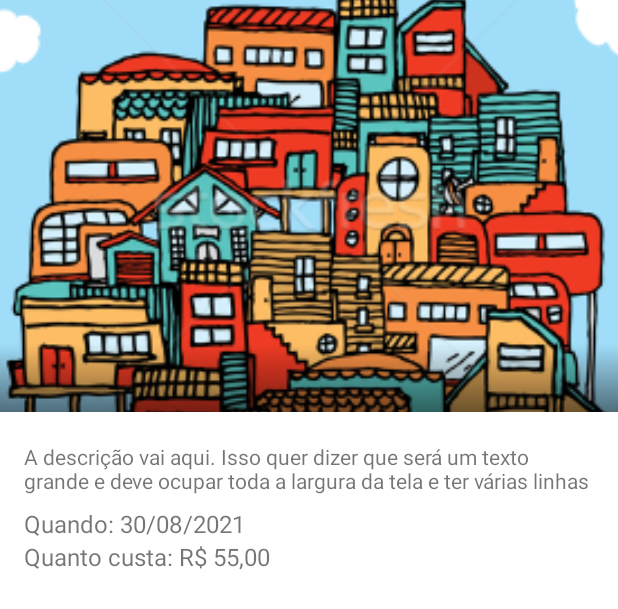
After one commit to ronanlima/ComunidadeAtiva, an Android app: the layout fragment_detalhe_evento.xml on its own in the app's theme, with its tools: preview values and no code run, on a phone screen of 412 x 824 dp. The commit adds this screen. Shown: the top 609 px of the screen. Run offline under Robolectric (Android 15) with nearby library versions, the phone set to English and light mode, and no system bars.

Commit message:
Comunidade Ativa  - No click da imagem do evento, chamar o fragment de detalhe do mesmo;  - Incluindo classe (ProportionThreeTwoImageView) criada para o projeto do NanoDegree, para exibir a imagem do evento de forma a ocupar uma maior parte da tela, junto ao collapsinToolbar  - Criando action navigate para o fragment de detalhe;

```diff
--- a/app/src/main/java/com/github/comunidade/ativa/adapter/EventosAdapter.kt
+++ b/app/src/main/java/com/github/comunidade/ativa/adapter/EventosAdapter.kt
@@ -12,9 +12,10 @@ import androidx.annotation.DrawableRes
 import androidx.appcompat.content.res.AppCompatResources
 import androidx.recyclerview.widget.RecyclerView
 import com.github.comunidade.ativa.R
+import com.github.comunidade.ativa.interfaces.EventoListener
 import com.github.comunidade.ativa.model.Evento
 
-class EventosAdapter : RecyclerView.Adapter<EventoViewHolder>() {
+class EventosAdapter(var eventoListener: EventoListener) : RecyclerView.Adapter<EventoViewHolder>() {
 
     private var dataSet: List<Evento>? = null
 
@@ -31,6 +32,9 @@ class EventosAdapter : RecyclerView.Adapter<EventoViewHolder>() {
         val evento = dataSet!!.get(position)
         holder.nomeEvento.text = evento.title
 //        holder.imgEvento.background = getAppDrawable(R.drawable.)
+        holder.imgEvento.setOnClickListener {
+            eventoListener.onClick(evento)
+        }
     }
 
     fun getAppDrawable(@DrawableRes idRes: Int, mContext: Context?): Drawable? {
--- a/app/src/main/java/com/github/comunidade/ativa/repository/ComunidadeRepository.kt
+++ b/app/src/main/java/com/github/comunidade/ativa/repository/ComunidadeRepository.kt
@@ -1,6 +1,5 @@
 package com.github.comunidade.ativa.repository
 
-import android.content.Context
 import com.github.comunidade.ativa.model.Evento
 import com.github.comunidade.ativa.service.EventoService
 import retrofit2.Response
@@ -11,7 +10,7 @@ class ComunidadeRepository {
     val baseUrl = "http://5f5a8f24d44d640016169133.mockapi.io"
 
     @Throws(Exception::class)
-    suspend fun listaEventos(context: Context): Response<List<Evento>> {
+    suspend fun listaEventos(): Response<List<Evento>> {
         val retrofit = Retrofit.Builder()
             .baseUrl(baseUrl)
             .addConverterFactory(JacksonConverterFactory.create())
--- /dev/null
+++ b/app/src/main/java/com/github/comunidade/ativa/widget/ProportionThreeTwoImageView.java
@@ -0,0 +1,33 @@
+package com.github.comunidade.ativa.widget;
+
+import android.content.Context;
+import android.util.AttributeSet;
+import android.view.View;
+
+import androidx.appcompat.widget.AppCompatImageView;
+
+/**
+ * Class that represents imagemCapa from project on firebase database
+ *
+ * @author ronanlima
+ */
+public class ProportionThreeTwoImageView extends AppCompatImageView {
+    public ProportionThreeTwoImageView(Context context) {
+        super(context);
+    }
+
+    public ProportionThreeTwoImageView(Context context, AttributeSet attrs) {
+        super(context, attrs);
+    }
+
+    public ProportionThreeTwoImageView(Context context, AttributeSet attrs, int defStyleAttr) {
+        super(context, attrs, defStyleAttr);
+    }
+
+    @Override
+    protected void onMeasure(int widthMeasureSpec, int heightMeasureSpec) {
+        int threeTwoHeight = View.MeasureSpec.getSize(widthMeasureSpec) * 2 / 3;
+        int threeTwoHeightSpec = View.MeasureSpec.makeMeasureSpec(threeTwoHeight, View.MeasureSpec.EXACTLY);
+        super.onMeasure(widthMeasureSpec, threeTwoHeightSpec);
+    }
+}
--- /dev/null
+++ b/app/src/main/res/layout/fragment_detalhe_evento.xml
@@ -0,0 +1,73 @@
+<?xml version="1.0" encoding="utf-8"?>
+<layout xmlns:android="http://schemas.android.com/apk/res/android"
+    xmlns:app="http://schemas.android.com/apk/res-auto"
+    xmlns:tools="http://schemas.android.com/tools">
+
+    <data>
+
+        <variable
+            name="dataQuando"
+            type="String" />
+
+        <variable
+            name="quantoCusta"
+            type="String" />
+    </data>
+
+    <androidx.coordinatorlayout.widget.CoordinatorLayout
+        android:layout_width="match_parent"
+        android:layout_height="match_parent">
+
+        <androidx.core.widget.NestedScrollView
+            android:layout_width="match_parent"
+            android:layout_height="wrap_content"
+            app:layout_behavior="@string/appbar_scrolling_view_behavior">
+
+            <androidx.constraintlayout.widget.ConstraintLayout
+                android:layout_width="match_parent"
+                android:layout_height="match_parent">
+
+                <TextView
+                    android:id="@+id/tv_description"
+                    android:layout_width="match_parent"
+                    android:layout_height="wrap_content"
+                    android:layout_marginStart="@dimen/dimen_16dp"
+                    android:layout_marginTop="@dimen/dimen_20dp"
+                    android:layout_marginEnd="@dimen/dimen_16dp"
+                    android:textSize="@dimen/dimen_14sp"
+                    app:layout_constraintEnd_toEndOf="parent"
+                    app:layout_constraintStart_toStartOf="parent"
+                    app:layout_constraintTop_toTopOf="parent"
+                    tools:text="A descrição vai aqui. Isso quer dizer que será um texto grande e deve ocupar toda a largura da tela e ter várias linhas" />
+
+                <TextView
+                    android:id="@+id/tv_data_quando"
+                    android:layout_width="wrap_content"
+                    android:layout_height="wrap_content"
+                    android:layout_marginStart="@dimen/dimen_16dp"
+                    android:layout_marginTop="@dimen/dimen_8dp"
+                    android:text="@{String.format(@string/prefixo_quando,dataQuando)}"
+                    android:textSize="@dimen/dimen_16sp"
+                    app:layout_constraintStart_toStartOf="parent"
+                    app:layout_constraintTop_toBottomOf="@+id/tv_description"
+                    tools:text="Quando: 30/08/2021" />
+
+                <TextView
+                    android:id="@+id/tv_preco"
+                    android:layout_width="wrap_content"
+                    android:layout_height="wrap_content"
+                    android:layout_marginStart="@dimen/dimen_16dp"
+                    android:text="@{String.format(@string/prefixo_quanto_custa, quantoCusta)}"
+                    android:textSize="@dimen/dimen_16sp"
+                    app:layout_constraintStart_toStartOf="parent"
+                    app:layout_constraintTop_toBottomOf="@+id/tv_data_quando"
+                    tools:text="Quanto custa: R$ 55,00" />
+            </androidx.constraintlayout.widget.ConstraintLayout>
+        </androidx.core.widget.NestedScrollView>
+
+        <include
+            android:id="@+id/app_bar"
+            layout="@layout/project_appbar" />
+    </androidx.coordinatorlayout.widget.CoordinatorLayout>
+
+</layout>
--- /dev/null
+++ b/app/src/main/res/layout/project_appbar.xml
@@ -0,0 +1,50 @@
+<?xml version="1.0" encoding="utf-8"?>
+<layout xmlns:android="http://schemas.android.com/apk/res/android"
+    xmlns:app="http://schemas.android.com/apk/res-auto"
+    xmlns:tools="http://schemas.android.com/tools">
+
+    <com.google.android.material.appbar.AppBarLayout
+        android:id="@+id/app_bar"
+        android:layout_width="match_parent"
+        android:layout_height="wrap_content"
+        android:elevation="@dimen/app_bar_layout_elevation">
+
+        <com.google.android.material.appbar.CollapsingToolbarLayout
+            android:layout_width="match_parent"
+            android:layout_height="match_parent"
+            app:contentScrim="@color/purple_500"
+            app:layout_scrollFlags="scroll|exitUntilCollapsed">
+
+            <com.github.comunidade.ativa.widget.ProportionThreeTwoImageView
+                android:id="@+id/iv_principal"
+                android:layout_width="match_parent"
+                android:layout_height="@dimen/dimen_0dp"
+                android:contentDescription="@string/descricao_imagem_evento"
+                android:scaleType="centerCrop"
+                android:src="@drawable/img_evento_default"
+                android:transitionName="@string/transicao_imagem_evento"
+                app:layout_collapseMode="parallax" />
+
+            <androidx.constraintlayout.widget.ConstraintLayout
+                android:layout_width="match_parent"
+                android:layout_height="match_parent">
+
+                <TextView
+                    android:id="@+id/tv_nome_evento"
+                    android:layout_width="match_parent"
+                    android:layout_height="wrap_content"
+                    android:background="@drawable/gradient_card_evento"
+                    android:paddingStart="@dimen/dimen_16dp"
+                    android:paddingBottom="@dimen/dimen_16dp"
+                    android:textColor="@color/white"
+                    android:textSize="@dimen/dimen_22sp"
+                    android:textStyle="bold"
+                    app:layout_constraintBottom_toBottomOf="parent"
+                    app:layout_constraintStart_toStartOf="parent"
+                    tools:text="Nome do Evento" />
+            </androidx.constraintlayout.widget.ConstraintLayout>
+
+        </com.google.android.material.appbar.CollapsingToolbarLayout>
+
+    </com.google.android.material.appbar.AppBarLayout>
+</layout>
--- a/app/src/main/res/values/colors.xml
+++ b/app/src/main/res/values/colors.xml
@@ -7,4 +7,5 @@
     <color name="teal_700">#FF018786</color>
     <color name="black">#FF000000</color>
     <color name="white">#FFFFFFFF</color>
+    <color name="gray">#ACA9A7</color>
 </resources>
--- a/app/src/main/res/values/dimens.xml
+++ b/app/src/main/res/values/dimens.xml
@@ -11,4 +11,11 @@
     <dimen name="dimen_36dp">36dp</dimen>
     <dimen name="dimen_48dp">48dp</dimen>
     <dimen name="dimen_180dp">180dp</dimen>
+    <dimen name="dimen_220dp">220dp</dimen>
+
+    <dimen name="dimen_16sp">16sp</dimen>
+    <dimen name="dimen_14sp">14sp</dimen>
+    <dimen name="dimen_22sp">22sp</dimen>
+
+    <dimen name="app_bar_layout_elevation">4dp</dimen>
 </resources>
--- a/app/src/main/res/values/strings.xml
+++ b/app/src/main/res/values/strings.xml
@@ -1,5 +1,8 @@
 <resources>
     <string name="app_name">ComunidadeAtiva</string>
-    <!-- TODO: Remove or change this placeholder text -->
-    <string name="hello_blank_fragment">Hello blank fragment</string>
+    <string name="prefixo_quando">Quando: %s</string>
+    <string name="prefixo_quanto_custa">Quanto custa: %s</string>
+
+    <string name="transicao_imagem_evento">capa</string>
+    <string name="descricao_imagem_evento">Imagem do evento</string>
 </resources>
```
Also changed, not shown: app/src/main/java/com/github/comunidade/ativa/ListaEventosFragment.kt (+20 -50 lines), app/src/main/java/com/github/comunidade/ativa/extensions/DoubeLongExtension.kt (added, +47 -0 lines), app/src/main/java/com/github/comunidade/ativa/interfaces/EventoListener.kt (added, +7 -0 lines), app/src/main/java/com/github/comunidade/ativa/model/Evento.kt (+42 -1 lines), app/src/main/java/com/github/comunidade/ativa/view/DetalheEventoFragment.kt (added, +50 -0 lines), app/src/main/java/com/github/comunidade/ativa/viewmodel/ComunidadeAtivaViewModel.kt (+6 -6 lines), app/src/main/res/layout/adapter_eventos.xml (+4 -4 lines), app/src/main/res/navigation/nav_comunidade.xml (+9 -1 lines).
